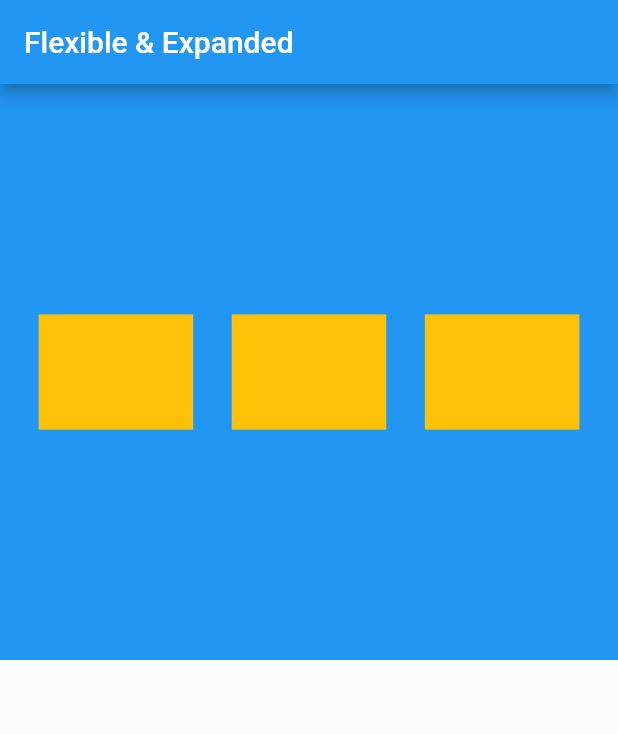
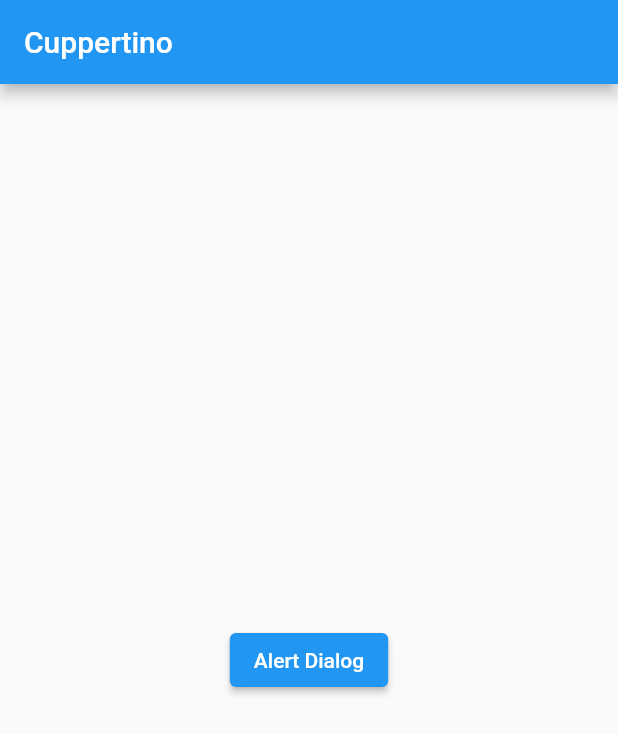
Before and after one commit to rizkitirta/flutter_fundamental, a Flutter app: the screen it shows after launch, on a phone screen of 412 x 824 dp. Shown: the top 734 px of the screen. Run offline on Flutter 3.47's test engine with Material 2 defaults, Android fonts, the phone set to English and light mode, and no system bars.

Commit message:
Cuppertino IOS style

```diff
--- a/lib/pages/homePage.dart
+++ b/lib/pages/homePage.dart
@@ -1,3 +1,5 @@
+import 'dart:io';
+
 import 'package:flutter/cupertino.dart';
 import 'package:flutter/material.dart';
 import 'package:flutter_application_1/main.dart';
@@ -23,41 +25,41 @@ class HomePage extends StatelessWidget {
     final paddingTop = MediaQuery.of(context).padding.top;
 
     final myAppBar = AppBar(
-      title: Text("Flexible & Expanded"),
+      title: Text("Cuppertino"),
     );
 
     final tinggiBody = tinggi - paddingTop - myAppBar.preferredSize.height;
 
     return Scaffold(
         appBar: myAppBar,
-        body: Container(
-          height: tinggiBody * 0.5,
-          width: lebar,
-          color: Colors.blue,
-          child: Row(
-            mainAxisAlignment: MainAxisAlignment.spaceEvenly,
-            children: [
-              myContainer(lebar),
-              myContainer(lebar),
-              myContainer(lebar),
-            ],
-          ),
+        body: Center(
+          child: ElevatedButton(
+              onPressed: () {
+                showDialog(
+                    context: context,
+                    builder: (context) {
+                      return Platform.isIOS
+                          ? CupertinoAlertDialog(
+                              title: Text("Are you sure?"),
+                              content: Text("Ini Akan Menghapus Data Anda"),
+                              actions: [
+                                TextButton(
+                                    onPressed: () {}, child: Text("Yes")),
+                                TextButton(onPressed: () {}, child: Text("No")),
+                              ],
+                            )
+                          : AlertDialog(
+                              title: Text("Are you sure?"),
+                              content: Text("Ini Akan Menghapus Data Anda"),
+                              actions: [
+                                TextButton(
+                                    onPressed: () {}, child: Text("Yes")),
+                                TextButton(onPressed: () {}, child: Text("No")),
+                              ],
+                            );
+                    });
+              },
+              child: Text("Alert Dialog")),
         ));
   }
 }
-
-class myContainer extends StatelessWidget {
-  final double lebarApp;
-  myContainer(this.lebarApp);
-
-  @override
-  Widget build(BuildContext context) {
-    return LayoutBuilder(builder: (context, constrain) {
-      return Container(
-        width: lebarApp * 0.25,
-        height: constrain.maxHeight * 0.2,
-        color: Colors.amber,
-      );
-    });
-  }
-}
```
